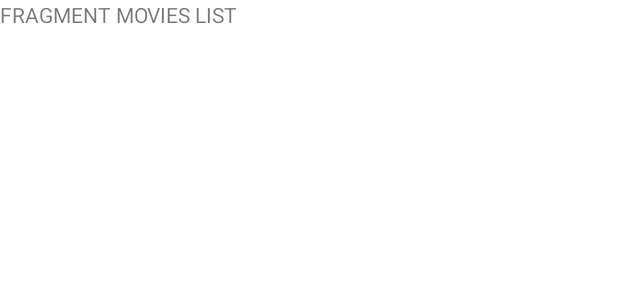
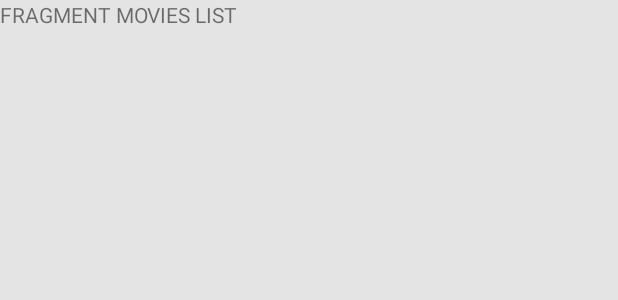
Before and after one commit to BollyMovies/bollymovies, an Android app: the layout fragment_movies_list.xml on its own in the app's theme, with its tools: preview values and no code run, on a phone screen of 412 x 824 dp. Shown: the top 300 px of the screen. Run offline under Robolectric (Android 15) with nearby library versions, the phone set to English and light mode, and no system bars.

Commit message:
atualizado para arquitetura mvvm

```diff
--- a/app/src/main/AndroidManifest.xml
+++ b/app/src/main/AndroidManifest.xml
@@ -9,7 +9,7 @@
         android:roundIcon="@mipmap/ic_launcher_round"
         android:supportsRtl="true"
         android:theme="@style/Theme.BollyMovies">
-        <activity android:name=".activities.MainActivity">
+        <activity android:name=".features.MainActivity">
             <intent-filter>
                 <action android:name="android.intent.action.MAIN" />
 
--- a/app/src/main/java/com/example/bollymovies/activities/MainActivity.kt
+++ b/app/src/main/java/com/example/bollymovies/features/MainActivity.kt
@@ -1,4 +1,4 @@
-package com.example.bollymovies.activities
+package com.example.bollymovies.features
 
 import androidx.appcompat.app.AppCompatActivity
 import android.os.Bundle
--- a/app/src/main/res/layout/activity_main.xml
+++ b/app/src/main/res/layout/activity_main.xml
@@ -4,7 +4,7 @@
     xmlns:tools="http://schemas.android.com/tools"
     android:layout_width="match_parent"
     android:layout_height="match_parent"
-    tools:context=".activities.MainActivity">
+    tools:context=".features.MainActivity">
 
     <fragment
         android:id="@+id/nav_host_fragment"
--- a/app/src/main/res/layout/fragment_home.xml
+++ b/app/src/main/res/layout/fragment_home.xml
@@ -3,7 +3,7 @@
     xmlns:tools="http://schemas.android.com/tools"
     android:layout_width="match_parent"
     android:layout_height="match_parent"
-    tools:context=".fragments.HomeFragment">
+    tools:context=".features.home.view.HomeFragment">
 
     <!-- TODO: Update blank fragment layout -->
     <TextView
--- a/app/src/main/res/layout/fragment_movie_details.xml
+++ b/app/src/main/res/layout/fragment_movie_details.xml
@@ -3,7 +3,7 @@
     xmlns:tools="http://schemas.android.com/tools"
     android:layout_width="match_parent"
     android:layout_height="match_parent"
-    tools:context=".fragments.MovieDetailsFragment">
+    tools:context=".features.moviedetails.view.MovieDetailsFragment">
 
     <!-- TODO: Update blank fragment layout -->
     <TextView
--- a/app/src/main/res/layout/fragment_movies_list.xml
+++ b/app/src/main/res/layout/fragment_movies_list.xml
@@ -1,9 +1,10 @@
 <?xml version="1.0" encoding="utf-8"?>
-<FrameLayout xmlns:android="http://schemas.android.com/apk/res/android"
+<ScrollView xmlns:android="http://schemas.android.com/apk/res/android"
     xmlns:tools="http://schemas.android.com/tools"
     android:layout_width="match_parent"
     android:layout_height="match_parent"
-    tools:context=".fragments.MoviesListFragment">
+    android:background="#e4e4e4"
+    tools:context=".features.movieslist.view.MoviesListFragment">
 
     <!-- TODO: Update blank fragment layout -->
     <TextView
@@ -11,4 +12,4 @@
         android:layout_height="match_parent"
         android:text="FRAGMENT MOVIES LIST" />
 
-</FrameLayout>
+</ScrollView>
--- a/app/src/main/res/layout/fragment_watched_movies.xml
+++ b/app/src/main/res/layout/fragment_watched_movies.xml
@@ -3,7 +3,7 @@
     xmlns:tools="http://schemas.android.com/tools"
     android:layout_width="match_parent"
     android:layout_height="match_parent"
-    tools:context=".fragments.WatchedMoviesFragment">
+    tools:context=".features.watchedmovies.view.WatchedMoviesFragment">
 
     <!-- TODO: Update blank fragment layout -->
     <TextView
--- a/build.gradle
+++ b/build.gradle
@@ -6,7 +6,7 @@ buildscript {
         mavenCentral()
     }
     dependencies {
-        classpath "com.android.tools.build:gradle:4.2.2"
+        classpath 'com.android.tools.build:gradle:7.0.0'
         classpath "org.jetbrains.kotlin:kotlin-gradle-plugin:$kotlin_version"
 
         // NOTE: Do not place your application dependencies here; they belong
```
Also changed, not shown: app/src/main/java/com/example/bollymovies/datamodels/Movie.kt (added, +7 -0 lines), app/src/main/java/com/example/bollymovies/features/home/view/HomeFragment.kt (renamed from app/src/main/java/com/example/bollymovies/fragments/WatchedMoviesFragment.kt, +5 -5 lines), app/src/main/java/com/example/bollymovies/features/moviedetails/view/MovieDetailsFragment.kt (renamed from app/src/main/java/com/example/bollymovies/fragments/MoviesListFragment.kt, +5 -6 lines), app/src/main/java/com/example/bollymovies/features/movieslist/view/MoviesListFragment.kt (renamed from app/src/main/java/com/example/bollymovies/fragments/HomeFragment.kt, +5 -4 lines), app/src/main/java/com/example/bollymovies/features/watchedmovies/view/WatchedMoviesFragment.kt (renamed from app/src/main/java/com/example/bollymovies/fragments/MovieDetailsFragment.kt, +5 -5 lines), app/src/main/res/navigation/nav_graph.xml (+4 -4 lines), gradle/wrapper/gradle-wrapper.properties.
